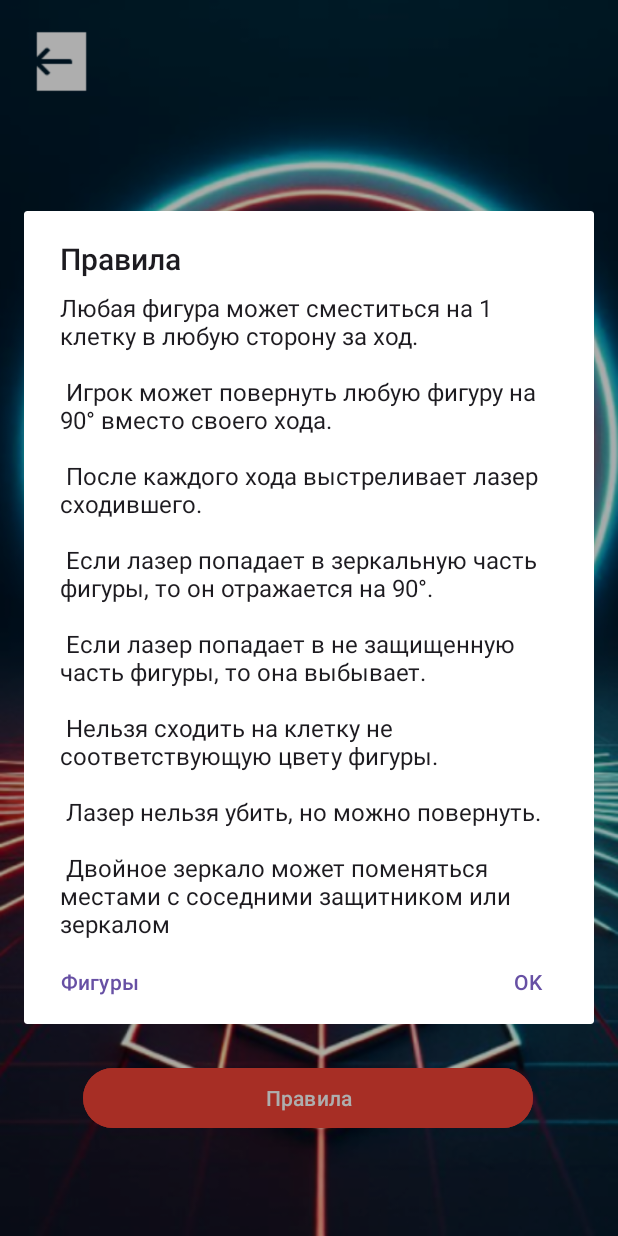
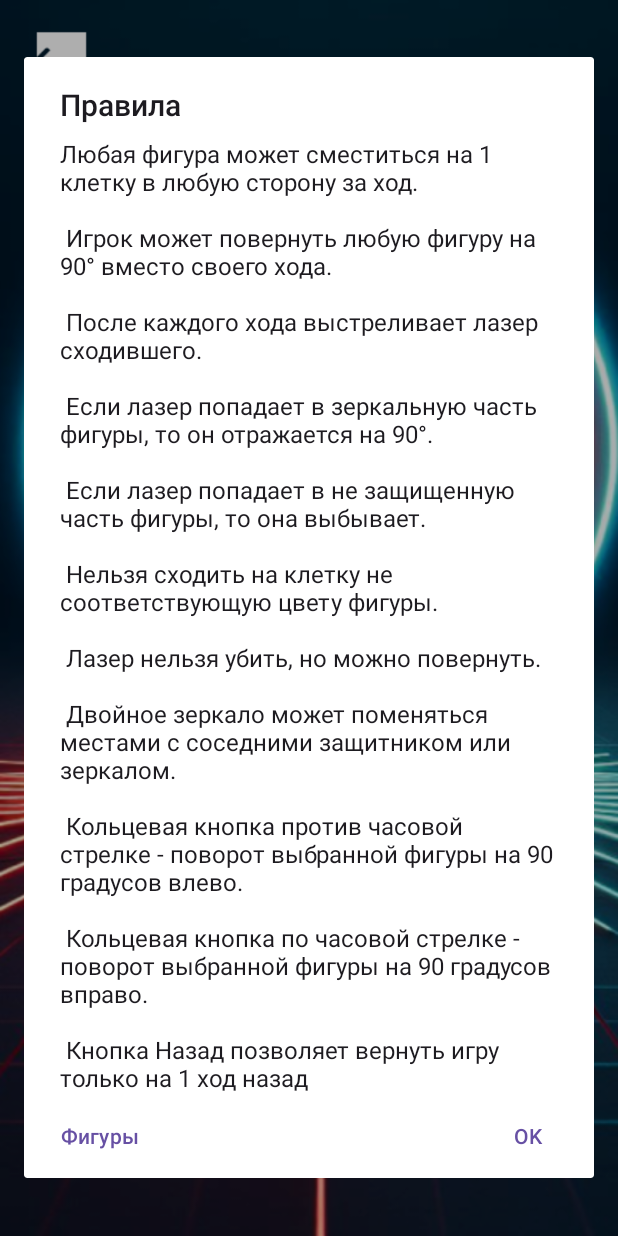
Before and after one commit to Izlydov/LaserChess, an Android app: the screen it shows after launch (MenuActivity), after a tap on "Правила", on a phone screen of 412 x 824 dp. Run offline under Robolectric (Android 15) with nearby library versions, the phone set to English and light mode, and no system bars; our stand-ins replace Room's generated code.

Commit message:
some fixes

```diff
--- a/app/src/main/java/com/example/laserchesstest/MenuActivity.java
+++ b/app/src/main/java/com/example/laserchesstest/MenuActivity.java
@@ -41,7 +41,7 @@ public class MenuActivity extends AppCompatActivity {
         playButton = findViewById(R.id.button_play);
         rulesButton = findViewById(R.id.button_rules);
         quitButton = findViewById(R.id.button_quit);
-//        onlineButton = findViewById(R.id.button_online);
+        onlineButton = findViewById(R.id.button_online);
         inflater = getLayoutInflater();
 
         RoomDatabase.Callback myCallBack = new RoomDatabase.Callback() {
@@ -65,13 +65,14 @@ public class MenuActivity extends AppCompatActivity {
                 startActivity(intent);
             }
         });
-//        onlineButton.setOnClickListener(new View.OnClickListener() {
-//            @Override
-//            public void onClick(View v) {
+        onlineButton.setOnClickListener(new View.OnClickListener() {
+            @Override
+            public void onClick(View v) {
+                showLobbyAlert(MenuActivity.this, inflater, "Серверная часть находится в доработке", "Продолжение следует...");
 //                intent = new Intent(MenuActivity.this, LobbyActivity.class);
 //                startActivity(intent);
-//            }
-//        });
+            }
+        });
         quitButton.setOnClickListener(new View.OnClickListener() {
             @Override
             public void onClick(View v) {
@@ -111,6 +112,17 @@ public class MenuActivity extends AppCompatActivity {
                 .setNeutralButton("Фигуры", new DialogInterface.OnClickListener(){
                     public void onClick(DialogInterface dialog, int which) {
                         showAlertPieces(context, inflater, "Фигуры");
+                    }
+                })
+                .show();
+    }
+    public void showLobbyAlert(Context context, LayoutInflater inflater, String title, String message) {
+        AlertDialog.Builder builder = new AlertDialog.Builder(context);
+        builder.setTitle(title)
+                .setMessage(message)
+                .setPositiveButton("OK", new DialogInterface.OnClickListener() {
+                    public void onClick(DialogInterface dialog, int which) {
+                        dialog.cancel();
                     }
                 })
                 .show();
--- a/app/src/main/java/network/ApiClient.java
+++ b/app/src/main/java/network/ApiClient.java
@@ -3,12 +3,11 @@ package network;
 import retrofit2.Retrofit;
 import retrofit2.converter.gson.GsonConverterFactory;
 
-// К сожалению у меня нет возможности развернуть сервер на хостинг
+// Серверная часть находится в доработке.
 // Весь код сервера на Spring boot здесь https://github.com/Izlydov/LaserChessServer
-// Разкомментируйте кнопку onlineButton в MenuActivity для игры по локальной сети, если вы запустите сервер
 
 public class ApiClient {
-    private static final String BASE_URL = "http://192.168.1.106:8080"; // Сюда нужно ввести ваш айпи, если вы запустите сервер с https://github.com/Izlydov/LaserChessServer
+    private static final String BASE_URL = "http://192.168.1.107:8080";
     private static Retrofit retrofit;
 
     public static Retrofit getRetrofitInstance() {
--- a/app/src/main/res/layout/activity_menu.xml
+++ b/app/src/main/res/layout/activity_menu.xml
@@ -23,18 +23,18 @@
         app:layout_constraintTop_toTopOf="parent"
         app:layout_constraintVertical_bias="0.726" />
 
-<!--    <Button-->
-<!--        android:id="@+id/button_online"-->
-<!--        android:layout_width="300dp"-->
-<!--        android:layout_height="wrap_content"-->
-<!--        android:backgroundTint="#82009F"-->
-<!--        android:text="Играть онлайн"-->
-<!--        app:layout_constraintBottom_toBottomOf="parent"-->
-<!--        app:layout_constraintEnd_toEndOf="parent"-->
-<!--        app:layout_constraintHorizontal_bias="0.495"-->
-<!--        app:layout_constraintStart_toStartOf="parent"-->
-<!--        app:layout_constraintTop_toTopOf="parent"-->
-<!--        app:layout_constraintVertical_bias="0.638" />-->
+    <Button
+        android:id="@+id/button_online"
+        android:layout_width="300dp"
+        android:layout_height="wrap_content"
+        android:backgroundTint="#82009F"
+        android:text="Играть онлайн"
+        app:layout_constraintBottom_toBottomOf="parent"
+        app:layout_constraintEnd_toEndOf="parent"
+        app:layout_constraintHorizontal_bias="0.495"
+        app:layout_constraintStart_toStartOf="parent"
+        app:layout_constraintTop_toTopOf="parent"
+        app:layout_constraintVertical_bias="0.638" />
 
     <Button
         android:id="@+id/button_save"
--- a/app/src/main/res/values/strings.xml
+++ b/app/src/main/res/values/strings.xml
@@ -7,7 +7,10 @@
 Если лазер попадает в не защищенную часть фигуры, то она выбывает.\n\n
 Нельзя сходить на клетку не соответствующую цвету фигуры.\n\n
 Лазер нельзя убить, но можно повернуть.\n\n
-Двойное зеркало может поменяться местами с соседними защитником или зеркалом</string>
+Двойное зеркало может поменяться местами с соседними защитником или зеркалом.\n\n
+Кольцевая кнопка против часовой стрелке - поворот выбранной фигуры на 90 градусов влево.\n\n
+Кольцевая кнопка по часовой стрелке - поворот выбранной фигуры на 90 градусов вправо.\n\n
+Кнопка "Назад" позволяет вернуть игру только на 1 ход назад</string>
     <string name="custom_dialog_text">Ваш текст с <img src="@drawable/blue_d.png" /> изображением посередине.</string>
     <string name="scrolltext">Kotlin is a statically typed,
                  general-purpose programming language developed
```
Also changed, not shown: app/src/main/java/com/example/laserchesstest/LobbyActivity.java (+37 -35 lines), app/src/main/java/com/example/laserchesstest/Pieces/Piece.java (+3 -5 lines), app/src/main/java/com/example/laserchesstest/RoomActivity.java (+10 -1 lines), app/src/main/res/layout/activity_lobby.xml (+23 -0 lines).
